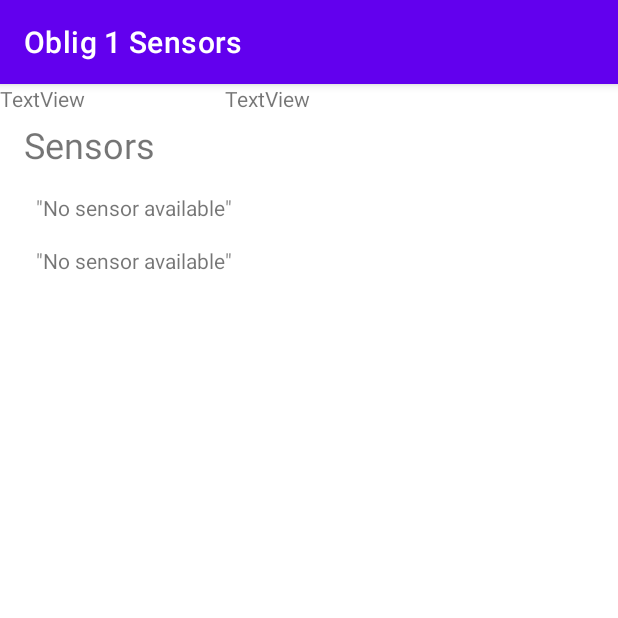
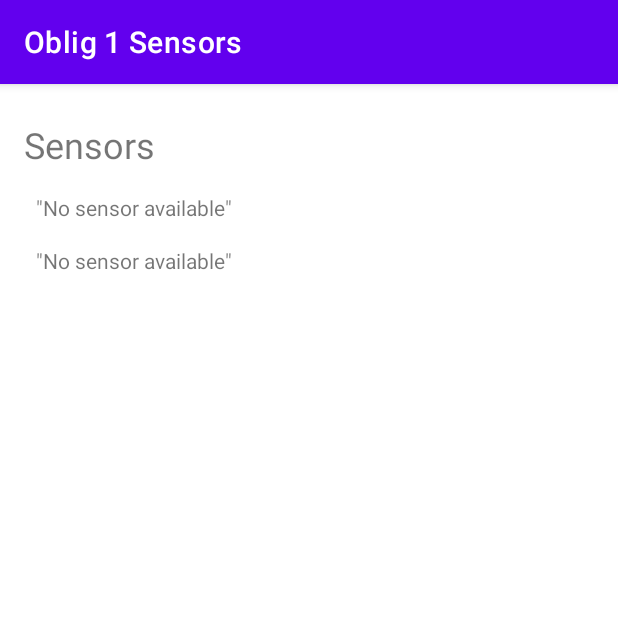
Before and after one commit to HalilIbrahimKeser/MobileProgramming2, an Android app: the screen it shows after launch (MainActivity), on a phone screen of 412 x 824 dp, the top half of it. Run offline under Robolectric (Android 15) with nearby library versions, the light colour scheme and no system bars.

Commit message:
oblig1 fortsetter

```diff
--- a/Oblig1_Sensors/src/main/java/com/example/oblig1_sensors/MainActivity.java
+++ b/Oblig1_Sensors/src/main/java/com/example/oblig1_sensors/MainActivity.java
@@ -37,8 +37,7 @@ public class MainActivity extends AppCompatActivity {
     private Sensor mRotationVectorSensor;
     private Sensor mOrientationSensor;
 //
-    private TextView mTextSensorLight = binding.tvTest;
-    private TextView mTextSensorProximity = binding.tvTest2;
+
 
     @Override
     protected void onCreate(Bundle savedInstanceState) {
--- a/Oblig1_Sensors/src/main/res/layout/main_activity.xml
+++ b/Oblig1_Sensors/src/main/res/layout/main_activity.xml
@@ -6,17 +6,5 @@
     android:layout_height="match_parent"
     tools:context=".MainActivity" >
 
-    <TextView
-        android:id="@+id/tvTest"
-        android:layout_width="wrap_content"
-        android:layout_height="wrap_content"
-        android:text="TextView" />
-
-    <TextView
-        android:id="@+id/tvTest2"
-        android:layout_width="wrap_content"
-        android:layout_height="wrap_content"
-        android:layout_marginStart="150dp"
-        android:text="TextView" />
 
 </FrameLayout>
```
